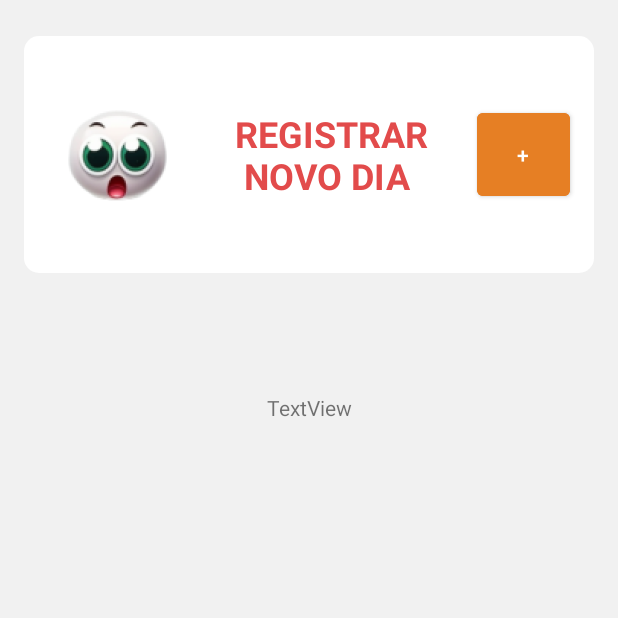
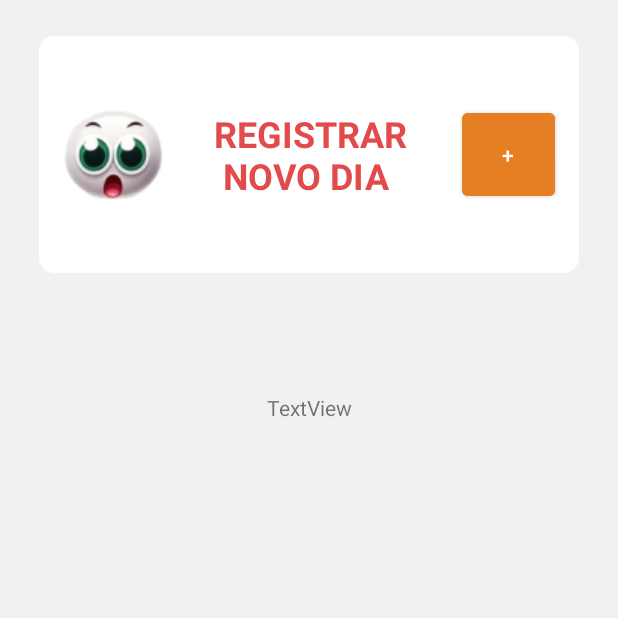
Before and after one commit to CharlesJKK/UDayToday, an Android app: the HomeActivity screen opened directly, with no data from a screen before it, on a phone screen of 412 x 824 dp, the top half of it. Run offline under Robolectric (Android 15) with nearby library versions, the phone set to English and light mode, and no system bars.

Commit message:
fix: corrigindo o problema com a imagem de estar em xml

```diff
--- a/app/src/main/res/layout/activity_home.xml
+++ b/app/src/main/res/layout/activity_home.xml
@@ -9,7 +9,7 @@
 
     <View
         android:id="@+id/group_12"
-        android:layout_width="380dp"
+        android:layout_width="360dp"
         android:layout_height="158dp"
         android:layout_alignParentLeft="true"
         android:layout_alignParentTop="true"
@@ -20,21 +20,10 @@
         app:layout_constraintStart_toStartOf="parent"
         app:layout_constraintTop_toTopOf="parent" />
 
-    <ImageView
-        android:id="@+id/imageView2"
-        android:layout_width="wrap_content"
-        android:layout_height="wrap_content"
-        android:layout_marginStart="8dp"
-        app:layout_constraintBottom_toBottomOf="@+id/group_12"
-        app:layout_constraintStart_toStartOf="@+id/group_12"
-        app:layout_constraintTop_toTopOf="@+id/group_12"
-        app:srcCompat="@mipmap/exampleEmoji_foreground" />
-
     <TextView
         android:id="@+id/textView"
         android:layout_width="wrap_content"
         android:layout_height="wrap_content"
-        android:layout_marginStart="8dp"
         android:layout_marginEnd="16dp"
         android:text="REGISTRAR\n NOVO DIA"
         android:textColor="#E24B4B"
@@ -42,7 +31,7 @@
         android:textStyle="bold"
         app:layout_constraintBottom_toBottomOf="@+id/group_12"
         app:layout_constraintEnd_toStartOf="@+id/button2"
-        app:layout_constraintStart_toEndOf="@+id/imageView2"
+        app:layout_constraintStart_toEndOf="@+id/imageView3"
         app:layout_constraintTop_toTopOf="@+id/group_12" />
 
     <Button
@@ -65,4 +54,14 @@
         app:layout_constraintEnd_toEndOf="parent"
         app:layout_constraintStart_toStartOf="parent"
         app:layout_constraintTop_toBottomOf="@+id/group_12" />
+
+    <ImageView
+        android:id="@+id/imageView3"
+        android:layout_width="wrap_content"
+        android:layout_height="wrap_content"
+        android:layout_marginStart="8dp"
+        app:layout_constraintBottom_toBottomOf="@+id/group_12"
+        app:layout_constraintStart_toStartOf="@+id/group_12"
+        app:layout_constraintTop_toTopOf="@+id/group_12"
+        app:srcCompat="@drawable/homeemoji" />
 </androidx.constraintlayout.widget.ConstraintLayout>
--- a/app/src/main/res/mipmap-anydpi-v26/exampleEmoji.xml
+++ /dev/null
@@ -1,5 +0,0 @@
-<?xml version="1.0" encoding="utf-8"?>
-<adaptive-icon xmlns:android="http://schemas.android.com/apk/res/android">
-    <background android:drawable="@drawable/exampleEmoji_background"/>
-    <foreground android:drawable="@mipmap/exampleEmoji_foreground"/>
-</adaptive-icon>
--- a/app/src/main/res/mipmap-anydpi-v26/exampleEmoji_round.xml
+++ /dev/null
@@ -1,5 +0,0 @@
-<?xml version="1.0" encoding="utf-8"?>
-<adaptive-icon xmlns:android="http://schemas.android.com/apk/res/android">
-    <background android:drawable="@drawable/exampleEmoji_background"/>
-    <foreground android:drawable="@mipmap/exampleEmoji_foreground"/>
-</adaptive-icon>
```
Also changed, not shown: app/src/main/res/drawable/exampleEmoji_background.xml (deleted, +0 -74 lines), app/src/main/res/drawable-v24/homeemoji.png (added), app/src/main/res/mipmap-hdpi/exampleEmoji.png (deleted), app/src/main/res/mipmap-hdpi/exampleEmoji_foreground.png (deleted), app/src/main/res/mipmap-hdpi/exampleEmoji_round.png (deleted), app/src/main/res/mipmap-mdpi/exampleEmoji.png (deleted), app/src/main/res/mipmap-mdpi/exampleEmoji_foreground.png (deleted), app/src/main/res/mipmap-mdpi/exampleEmoji_round.png (deleted), app/src/main/res/mipmap-xhdpi/exampleEmoji.png (deleted), app/src/main/res/mipmap-xhdpi/exampleEmoji_foreground.png (deleted), app/src/main/res/mipmap-xhdpi/exampleEmoji_round.png (deleted), app/src/main/res/mipmap-xxhdpi/exampleEmoji.png (deleted), app/src/main/res/mipmap-xxhdpi/exampleEmoji_foreground.png (deleted), app/src/main/res/mipmap-xxhdpi/exampleEmoji_round.png (deleted), 3 more files.
